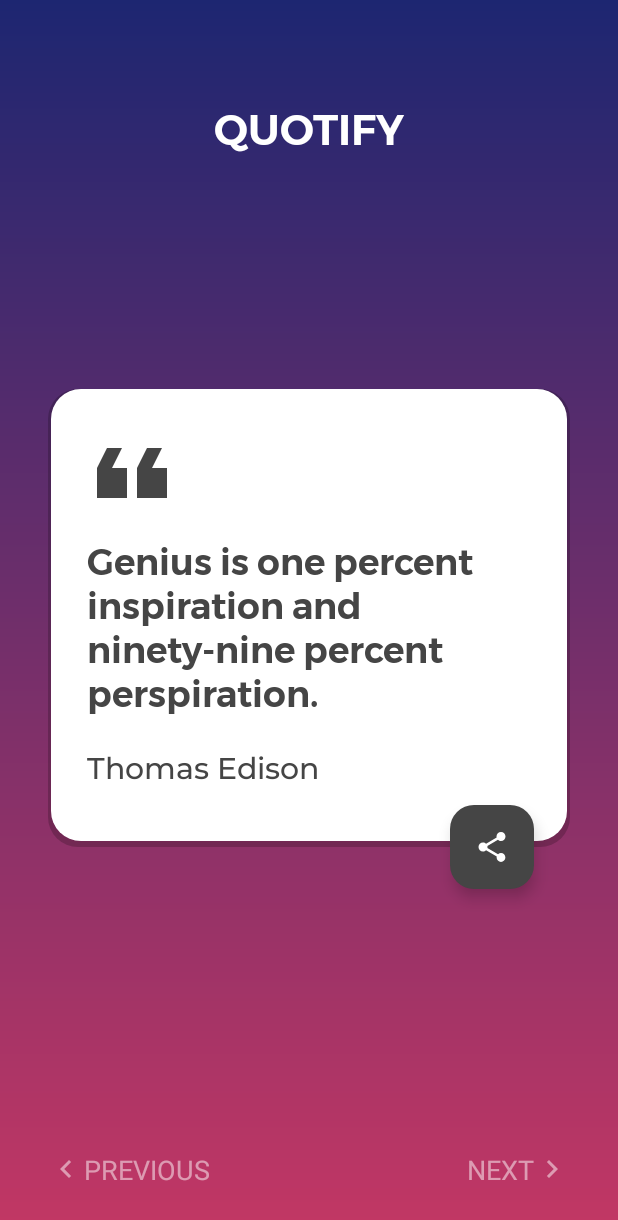
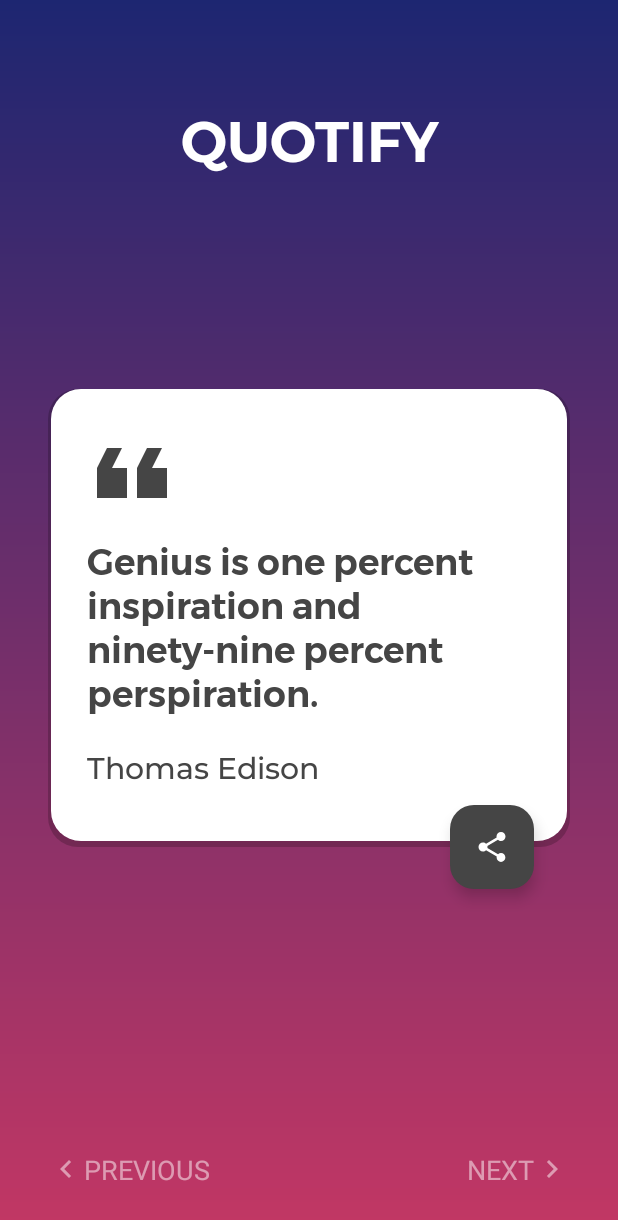
Before and after one commit to Talib-Hossain/Quotify, an Android app: the screen it shows after launch (MainActivity), on a phone screen of 412 x 824 dp. Shown: the top 1220 px of the screen. Run offline under Robolectric (Android 15) with nearby library versions, the phone set to English and light mode, and no system bars.

Commit message:
Updated UI_1

```diff
--- a/app/src/main/res/layout/activity_main.xml
+++ b/app/src/main/res/layout/activity_main.xml
@@ -16,7 +16,7 @@
         android:text="@string/quotify"
         android:fontFamily="@font/montserrat_semibold"
         android:textAlignment="center"
-        android:textSize="28sp"
+        android:textSize="38sp"
         android:textColor="#FFFFFF"
         app:layout_constraintStart_toStartOf="parent"
         app:layout_constraintEnd_toEndOf="parent"
```
